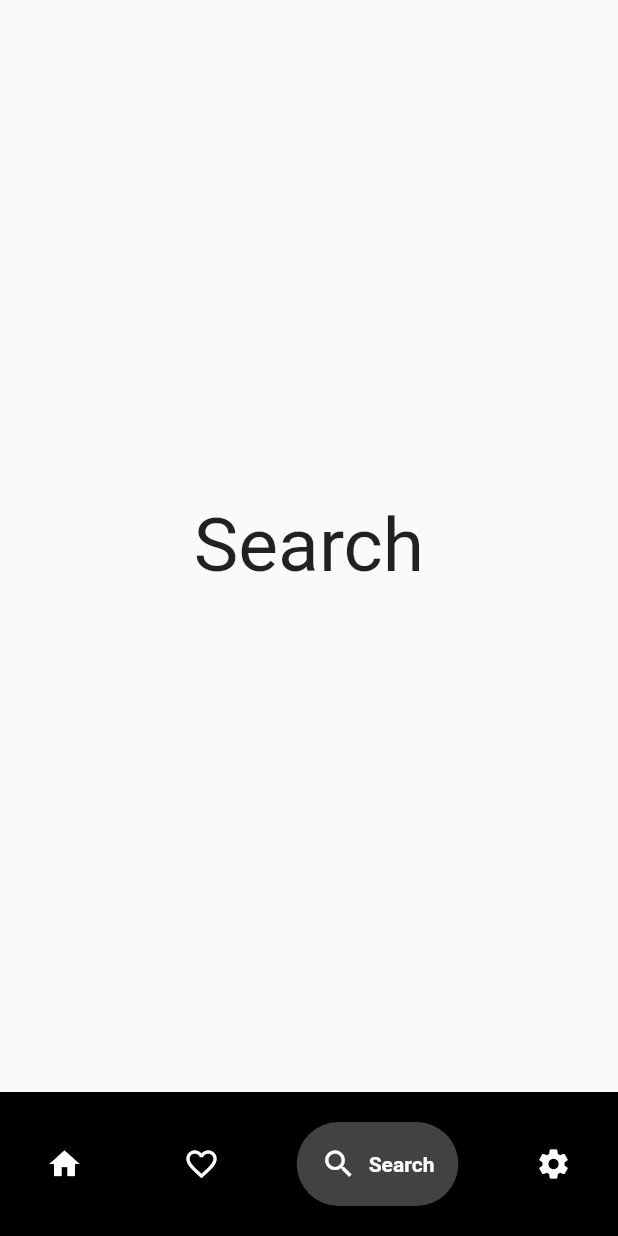
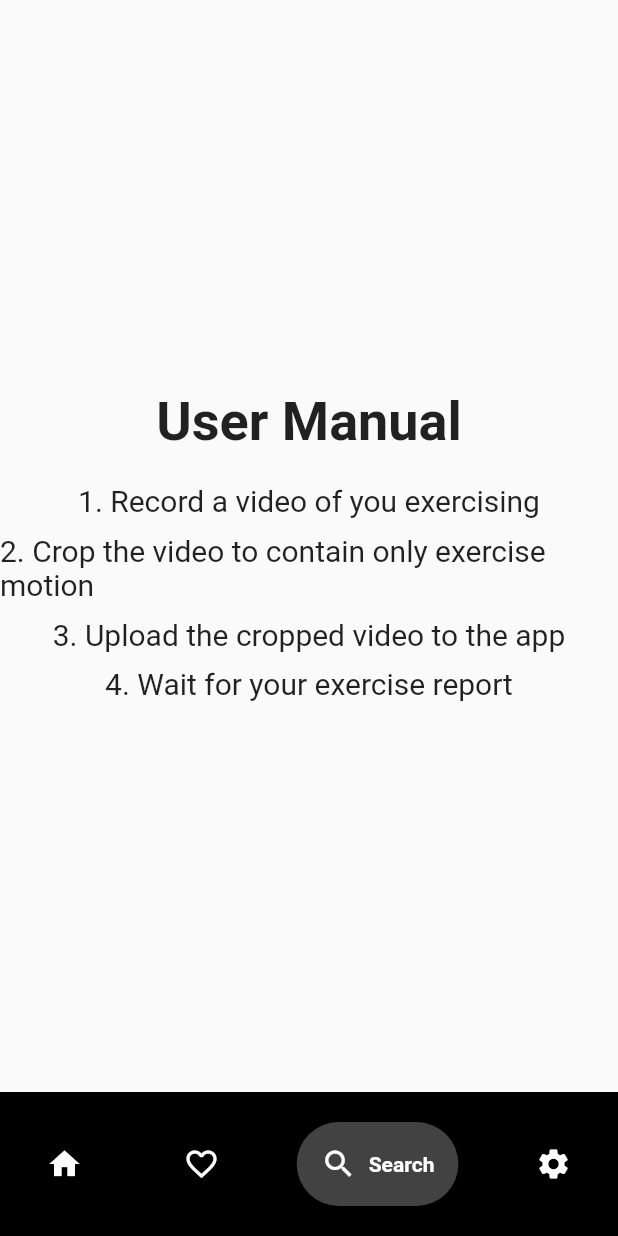
Before and after one commit to NiroWolfee/silver-lamp, a Flutter app: the screen it shows once a user with an empty profile is signed in, item 3 of the bottom bar chosen, on a phone screen of 412 x 824 dp. Run offline on Flutter 3.47's test engine with Material 2 defaults, Android fonts, the phone set to English and light mode, and no system bars; drawn by our look-alikes of google_nav_bar; our stand-ins replace firebase_auth, firebase_core, google_fonts, image_picker, lottie, video_player; missing offline and left inert: swipable_stack; accounts and stored records are empty; network calls fail.

```diff
--- a/silver_lamp/lib/pages/navbar/search_page.dart
+++ b/silver_lamp/lib/pages/navbar/search_page.dart
@@ -6,9 +6,35 @@ class SearchPage extends StatelessWidget {
   @override
   Widget build(BuildContext context) {
     return Center(
-        child: Text(
-      'Search',
-      style: TextStyle(fontSize: 50),
-    ));
+      child: Column(
+        mainAxisAlignment: MainAxisAlignment.center,
+        children: [
+          Text(
+            'User Manual',
+            style: TextStyle(fontSize: 36, fontWeight: FontWeight.bold),
+          ),
+          SizedBox(height: 20),
+          Text(
+            '1. Record a video of you exercising',
+            style: TextStyle(fontSize: 20),
+          ),
+          SizedBox(height: 10),
+          Text(
+            '2. Crop the video to contain only exercise motion',
+            style: TextStyle(fontSize: 20),
+          ),
+          SizedBox(height: 10),
+          Text(
+            '3. Upload the cropped video to the app',
+            style: TextStyle(fontSize: 20),
+          ),
+          SizedBox(height: 10),
+          Text(
+            '4. Wait for your exercise report',
+            style: TextStyle(fontSize: 20),
+          ),
+        ],
+      ),
+    );
   }
 }
```
Also changed, not shown: silver_lamp/lib/pages/navbar/discover_page.dart (+96 -39 lines).
